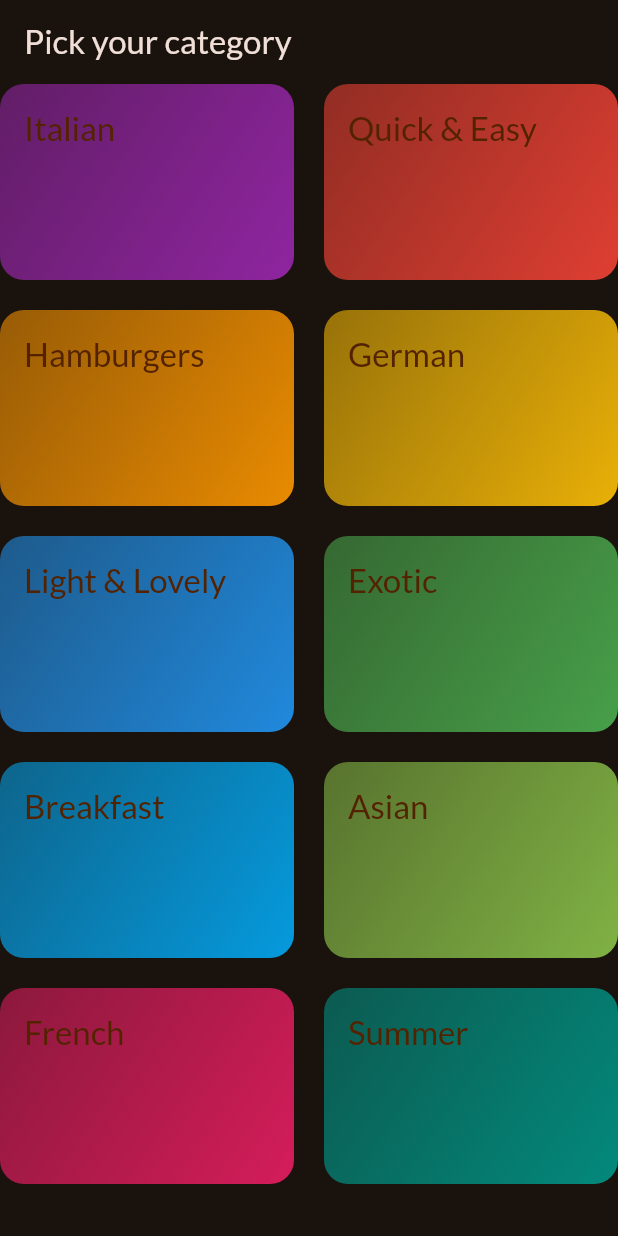
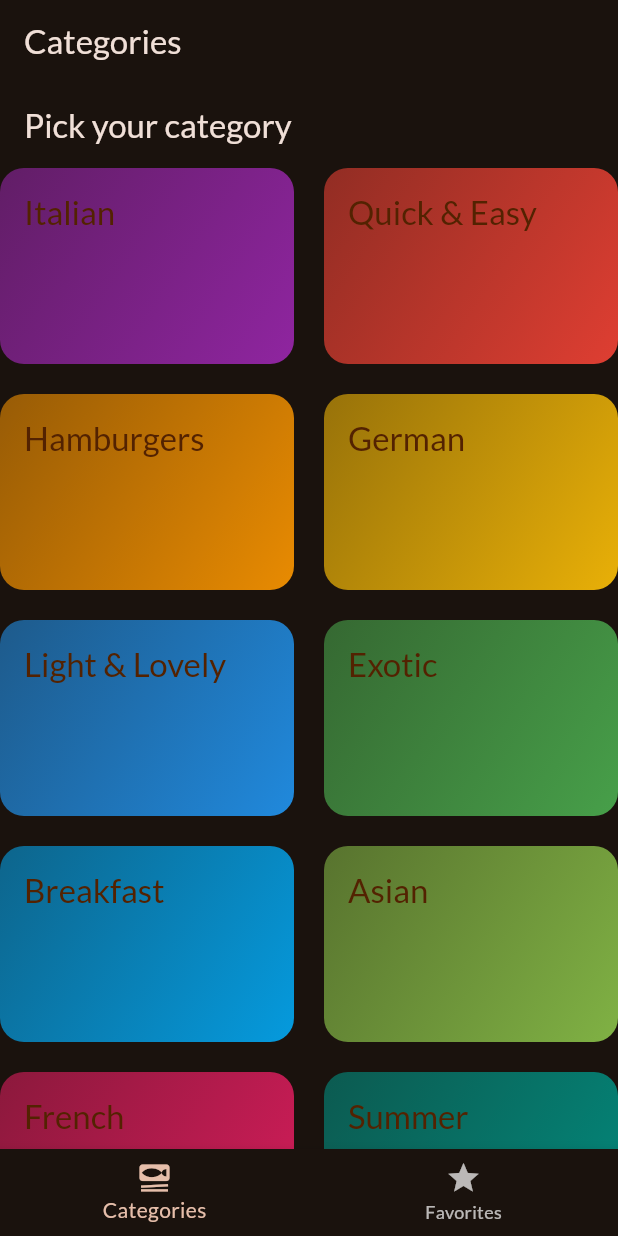
Before and after one commit to hiep1810/flutter_meals, a Flutter app: the screen it shows after launch, on a phone screen of 412 x 824 dp. Run offline on Flutter 3.47's test engine with Material 3 defaults, Android fonts, the phone set to English and light mode, and no system bars; our stand-ins replace google_fonts, transparent_image.

Commit message:
feat: add bottom navigation bar

```diff
--- a/lib/main.dart
+++ b/lib/main.dart
@@ -1,7 +1,7 @@
 import 'package:flutter/material.dart';
 
 import 'package:google_fonts/google_fonts.dart';
-import 'package:meals/screens/categories.dart';
+import 'package:meals/screens/tabs.dart';
 
 final theme = ThemeData(
   useMaterial3: true,
@@ -23,7 +23,7 @@ class App extends StatelessWidget {
   Widget build(BuildContext context) {
     return MaterialApp(
       theme: theme,
-      home: const CategoriesScreen(),
+      home: const TabsScreen(),
     );
   }
 }
--- /dev/null
+++ b/lib/screens/tabs.dart
@@ -0,0 +1,44 @@
+import 'package:flutter/material.dart';
+import 'package:meals/screens/categories.dart';
+import 'package:meals/screens/meals.dart';
+class TabsScreen extends StatefulWidget {
+  const TabsScreen({super.key});
+
+  @override
+  State<TabsScreen> createState() => _TabsScreenState();
+}
+
+class _TabsScreenState extends State<TabsScreen> {
+  int _selectedIndex = 0;
+
+  void _selectPage(int index) {
+    setState(() {
+      _selectedIndex = index;
+    });
+  }
+
+  @override
+  Widget build(BuildContext context) {
+    Widget activePage = const CategoriesScreen();
+    var activePageTitle = 'Categories';
+
+    if (_selectedIndex == 1) {
+      activePage = const MealsScreen(title: 'Favorites', meals: []);
+      activePageTitle = 'Favorites';
+    }
+
+    return Scaffold(
+      appBar: AppBar(
+        title: Text(activePageTitle),
+      ),
+      bottomNavigationBar: BottomNavigationBar(
+        onTap: _selectPage,
+        items: const [
+          BottomNavigationBarItem(icon: Icon(Icons.set_meal), label: 'Categories'),
+          BottomNavigationBarItem(icon: Icon(Icons.star), label: 'Favorites'),
+        ],
+      ),
+      body: activePage,
+    );
+  }
+}
```
